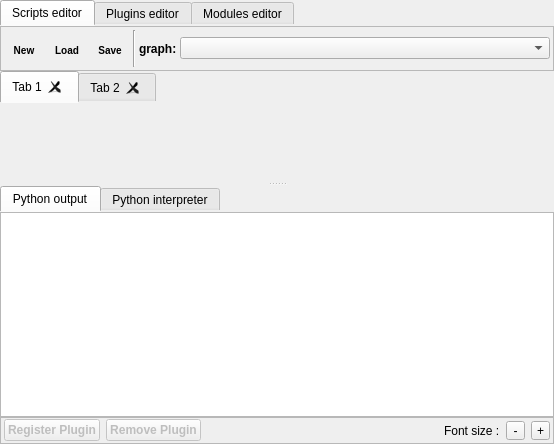
Before: the Qt Designer form library/tulip-python/designer/PythonIDE.ui in Tulip-Dev/tulip, drawn with Qt 5.
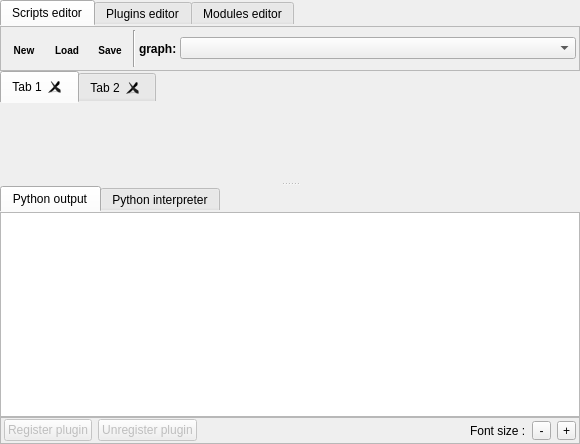
After: the same form once the commit is applied. The open tabs and pages were chosen to show the change. Icons and pictures are not drawn. Custom widgets are drawn as their Qt base class.

Commit message: Python IDE plugins tab cleanup

The edit to the form file:
```diff
--- a/library/tulip-python/designer/PythonIDE.ui
+++ b/library/tulip-python/designer/PythonIDE.ui
@@ -6,7 +6,7 @@
    <rect>
     <x>0</x>
     <y>0</y>
-    <width>554</width>
+    <width>580</width>
     <height>444</height>
    </rect>
   </property>
@@ -1167,11 +1167,11 @@
             <property name="enabled">
              <bool>false</bool>
             </property>
-            <property name="styleSheet">
-             <string notr="true">font: bold;</string>
+            <property name="toolTip">
+             <string>Add the current plugin the Tulip GUI registered plugins list</string>
             </property>
             <property name="text">
-             <string>Register Plugin</string>
+             <string>Register plugin</string>
             </property>
            </widget>
           </item>
@@ -1180,11 +1180,11 @@
             <property name="enabled">
              <bool>false</bool>
             </property>
-            <property name="styleSheet">
-             <string notr="true">font: bold;</string>
+            <property name="toolTip">
+             <string>Remove the current plugin for the Tulip GUI registered plugins list</string>
             </property>
             <property name="text">
-             <string>Remove Plugin</string>
+             <string>Unregister plugin</string>
             </property>
            </widget>
           </item>
@@ -1199,6 +1199,9 @@
             <property name="text">
              <string/>
             </property>
+            <property name="alignment">
+             <set>Qt::AlignCenter</set>
+            </property>
            </widget>
           </item>
           <item>
```
Left out of the diff: 2 changed lines with no effect on the pictures. The commit also changes 1 other file.
